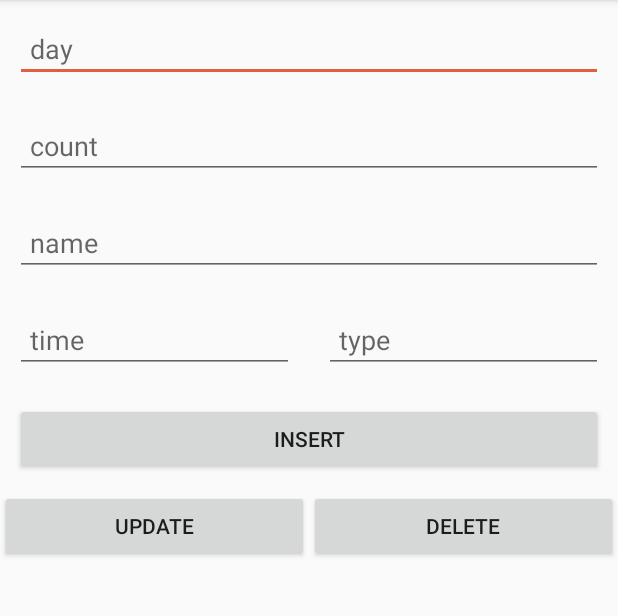
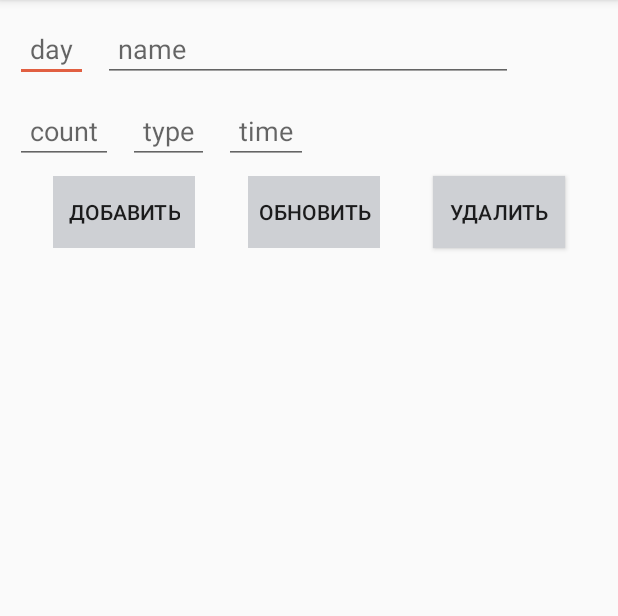
Before and after one commit to andrewkir/AndroidApp, an Android app: the MainEditor screen opened directly, with no data from a screen before it, on a phone screen of 412 x 824 dp, the part 84-700 px from its top. Run offline under Robolectric (Android 15) with nearby library versions, the light colour scheme and no system bars; Roboto replaces fonts that are not available here.

Commit message:
change editor's layout

```diff
--- a/Project/TimeM8/app/src/main/java/com/example/andrewforwork/timem8/DataBase/DBHandler.kt
+++ b/Project/TimeM8/app/src/main/java/com/example/andrewforwork/timem8/DataBase/DBHandler.kt
@@ -54,7 +54,7 @@ class DBHandler(var contex: Context):SQLiteOpenHelper(contex, DATABASE_NAME,null
         get()
         {
             val lstSubs = ArrayList<Sub>()
-            val selectQuery = "SELECT * FROM "+ TABLE_NAME+" ORDER BY $COL_DAY*$COL_CNT"
+            val selectQuery = "SELECT * FROM "+ TABLE_NAME+" ORDER BY $COL_DAY , $COL_CNT"
             val db = this.writableDatabase
             val cursor = db.rawQuery(selectQuery,null)
             if(cursor.moveToFirst()){
@@ -105,8 +105,6 @@ class DBHandler(var contex: Context):SQLiteOpenHelper(contex, DATABASE_NAME,null
     fun deleteSub(sub:Sub)
     {
         val db = this.writableDatabase
-
-
         db.delete(TABLE_NAME,COL_ID+"=?", arrayOf(sub.id.toString()))
         db.close()
     }
--- a/Project/TimeM8/app/src/main/java/com/example/andrewforwork/timem8/MainScheduleEditor/MainEditor.kt
+++ b/Project/TimeM8/app/src/main/java/com/example/andrewforwork/timem8/MainScheduleEditor/MainEditor.kt
@@ -2,6 +2,7 @@ package com.example.andrewforwork.timem8.MainScheduleEditor
 
 import android.support.v7.app.AppCompatActivity
 import android.os.Bundle
+import android.widget.Toast
 import com.example.andrewforwork.timem8.DataBase.DBHandler
 import com.example.andrewforwork.timem8.Adapters.ListSubjectAdapter
 import com.example.andrewforwork.timem8.R
@@ -34,8 +35,9 @@ class MainEditor : AppCompatActivity() {
             refreshData()
         }
         btn_update.setOnClickListener{
+            try {
                 val sub = Sub(
-                    Integer.parseInt(day.text.toString()+count.text.toString()),
+                        Integer.parseInt(day.text.toString() + count.text.toString()),
                         Integer.parseInt(day.text.toString()),
                         Integer.parseInt(count.text.toString()),
                         name.text.toString(),
@@ -43,12 +45,18 @@ class MainEditor : AppCompatActivity() {
                         0,
                         type.text.toString()
                 )
+
                 db.updateSub(sub)
                 refreshData()
             }
+            catch(e: Exception) {
+                Toast.makeText(this,"Пожалуйста, введите корректные данные",Toast.LENGTH_SHORT).show()
+            }
+        }
         btn_delete.setOnClickListener{
+            try {
                 val sub = Sub(
-                    Integer.parseInt(day.text.toString()+count.text.toString()),
+                        Integer.parseInt(day.text.toString() + count.text.toString()),
                         Integer.parseInt(day.text.toString()),
                         Integer.parseInt(count.text.toString()),
                         name.text.toString(),
@@ -59,6 +67,10 @@ class MainEditor : AppCompatActivity() {
                 db.deleteSub(sub)
                 refreshData()
             }
+            catch(e: Exception) {
+                Toast.makeText(this,"Пожалуйста, введите корректные данные",Toast.LENGTH_SHORT).show()
+            }
+        }
     }
     private fun refreshData(){
         lstSubs = db.allSub
--- a/Project/TimeM8/app/src/main/res/layout/activity_main_editor.xml
+++ b/Project/TimeM8/app/src/main/res/layout/activity_main_editor.xml
@@ -1,5 +1,5 @@
 <?xml version="1.0" encoding="utf-8"?>
-<LinearLayout xmlns:android="http://schemas.android.com/apk/res/android"
+<android.support.constraint.ConstraintLayout xmlns:android="http://schemas.android.com/apk/res/android"
     xmlns:app="http://schemas.android.com/apk/res-auto"
     xmlns:tools="http://schemas.android.com/tools"
     android:layout_width="match_parent"
@@ -7,99 +7,126 @@
     android:orientation="vertical"
     tools:context="com.example.andrewforwork.timem8.MainActivity">
 
-    <LinearLayout
-        android:layout_width="match_parent"
-        android:layout_height="wrap_content"
-        android:orientation="vertical">
+
+    <ListView
+        android:id="@+id/list_subs"
+        android:layout_width="0dp"
+        android:layout_height="0dp"
+        android:layout_marginBottom="8dp"
+        android:layout_marginEnd="8dp"
+        android:layout_marginStart="8dp"
+        android:layout_marginTop="8dp"
+        app:layout_constraintBottom_toBottomOf="parent"
+        app:layout_constraintEnd_toEndOf="parent"
+        app:layout_constraintStart_toStartOf="parent"
+        app:layout_constraintTop_toBottomOf="@+id/btn_update" />
 
     <EditText
         android:id="@+id/day"
-            android:layout_width="match_parent"
+        android:layout_width="wrap_content"
         android:layout_height="wrap_content"
         android:layout_margin="10dp"
+        android:layout_marginStart="8dp"
+        android:layout_marginTop="8dp"
         android:hint="day"
         android:inputType="number"
-            android:padding="10dp" />
+        android:padding="10dp"
+        app:layout_constraintStart_toStartOf="parent"
+        app:layout_constraintTop_toTopOf="parent" />
 
     <EditText
         android:id="@+id/count"
-            android:layout_width="match_parent"
+        android:layout_width="wrap_content"
         android:layout_height="wrap_content"
         android:layout_margin="10dp"
+        android:layout_marginStart="8dp"
+        android:layout_marginTop="8dp"
         android:hint="count"
         android:inputType="number"
-            android:padding="10dp" />
+        android:padding="10dp"
+        app:layout_constraintStart_toStartOf="parent"
+        app:layout_constraintTop_toBottomOf="@+id/day" />
 
     <EditText
         android:id="@+id/name"
-            android:layout_width="match_parent"
+        android:layout_width="273dp"
         android:layout_height="wrap_content"
         android:layout_margin="10dp"
+        android:layout_marginStart="28dp"
+        android:layout_marginTop="8dp"
         android:hint="name"
-            android:padding="10dp" />
-
-        <LinearLayout
-            android:layout_width="match_parent"
-            android:layout_height="wrap_content"
-            android:orientation="horizontal"
-            android:weightSum="2">
+        android:padding="10dp"
+        app:layout_constraintStart_toEndOf="@+id/day"
+        app:layout_constraintTop_toTopOf="parent" />
 
     <EditText
         android:id="@+id/time"
-                android:layout_width="match_parent"
+        android:layout_width="wrap_content"
         android:layout_height="wrap_content"
         android:layout_margin="10dp"
+        android:layout_marginStart="8dp"
+        android:layout_marginTop="8dp"
         android:layout_weight="1"
         android:hint="time"
         android:inputType="number|numberSigned|numberDecimal"
-                android:padding="10dp" />
+        android:padding="10dp"
+        app:layout_constraintStart_toEndOf="@+id/type"
+        app:layout_constraintTop_toBottomOf="@+id/day" />
 
     <EditText
         android:id="@+id/type"
-                android:layout_width="match_parent"
+        android:layout_width="wrap_content"
         android:layout_height="wrap_content"
         android:layout_margin="10dp"
+        android:layout_marginStart="8dp"
+        android:layout_marginTop="8dp"
         android:layout_weight="1"
         android:hint="type"
-                android:padding="10dp" />
-        </LinearLayout>
-
+        android:padding="10dp"
+        app:layout_constraintStart_toEndOf="@+id/count"
+        app:layout_constraintTop_toBottomOf="@+id/day" />
 
     <Button
         android:id="@+id/btn_insert"
-            android:layout_width="match_parent"
+        style="@style/Widget.AppCompat.Button.Borderless"
+        android:layout_width="wrap_content"
         android:layout_height="wrap_content"
-            android:layout_margin="10dp"
+        android:layout_marginTop="8dp"
+        android:background="#ced0d4"
         android:padding="10dp"
-            android:text="Insert" />
+        android:text="Добавить"
+        app:layout_constraintEnd_toStartOf="@+id/btn_update"
+        app:layout_constraintHorizontal_bias="0.5"
+        app:layout_constraintHorizontal_chainStyle="spread"
+        app:layout_constraintStart_toStartOf="parent"
+        app:layout_constraintTop_toBottomOf="@+id/type" />
 
-    </LinearLayout>
-
-    <LinearLayout
-        android:layout_width="match_parent"
-        android:layout_height="wrap_content"
-        android:orientation="horizontal"
-        android:weightSum="2">
     <Button
         android:id="@+id/btn_update"
-            android:layout_width="match_parent"
+        style="@style/Widget.AppCompat.Button.Borderless"
+        android:layout_width="wrap_content"
         android:layout_height="wrap_content"
         android:layout_weight="1"
-            android:text="Update"/>
+        android:background="#ced0d4"
+        android:text="Обновить"
+        app:layout_constraintBottom_toBottomOf="@+id/btn_insert"
+        app:layout_constraintEnd_toStartOf="@+id/btn_delete"
+        app:layout_constraintHorizontal_bias="0.5"
+        app:layout_constraintStart_toEndOf="@+id/btn_insert"
+        app:layout_constraintTop_toTopOf="@+id/btn_insert" />
+
     <Button
         android:id="@+id/btn_delete"
-            android:layout_width="match_parent"
+        android:layout_width="wrap_content"
         android:layout_height="wrap_content"
         android:layout_weight="1"
-            android:text="Delete"/>
-    </LinearLayout>
+        android:background="#ced0d4"
+        android:text="Удалить"
+        app:layout_constraintBottom_toBottomOf="@+id/btn_update"
+        app:layout_constraintEnd_toEndOf="parent"
+        app:layout_constraintHorizontal_bias="0.5"
+        app:layout_constraintStart_toEndOf="@+id/btn_update"
+        app:layout_constraintTop_toTopOf="@+id/btn_update"
+        app:layout_constraintVertical_bias="0.0" />
 
-    <ListView
-        android:id="@+id/list_subs"
-        android:choiceMode="singleChoice"
-        android:layout_width="match_parent"
-        android:layout_height="wrap_content">
-
-    </ListView>
-
-</LinearLayout>
+</android.support.constraint.ConstraintLayout>
--- a/Project/TimeM8/app/src/main/res/menu/activity_main_schedule_menu.xml
+++ b/Project/TimeM8/app/src/main/res/menu/activity_main_schedule_menu.xml
@@ -3,5 +3,5 @@
 
     <item
         android:id="@+id/edit_menu"
-        android:title="Edit"></item>
+        android:title="Редактировать"></item>
 </menu>
```
Lines whose indentation alone changed are shown as unchanged.
